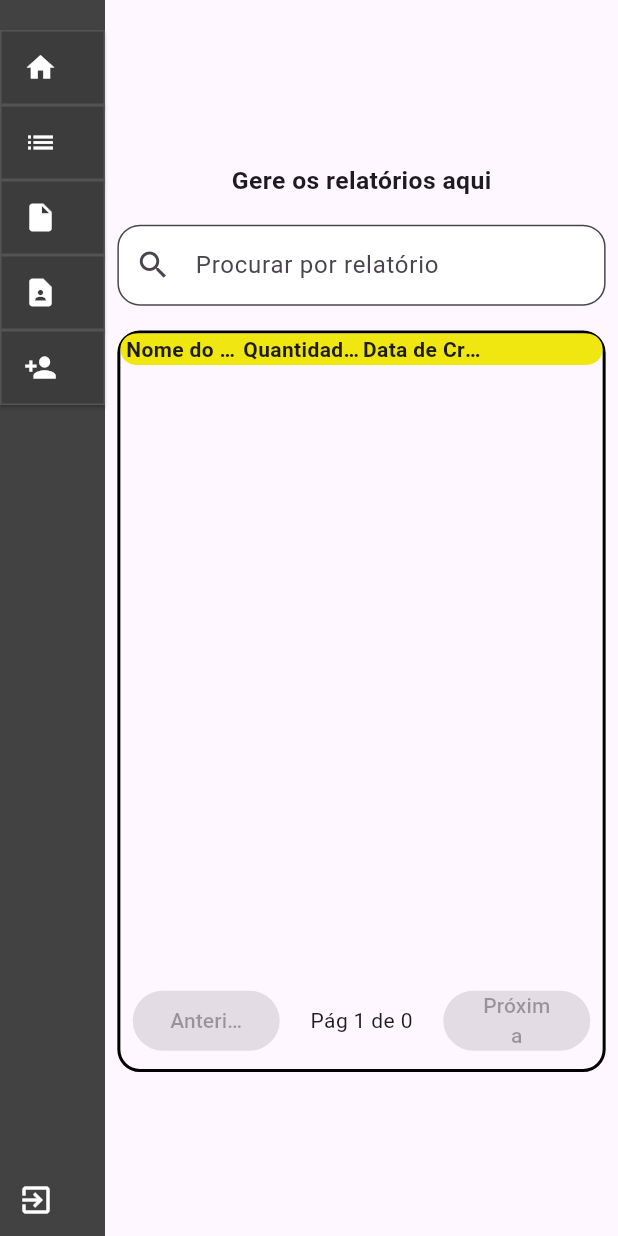
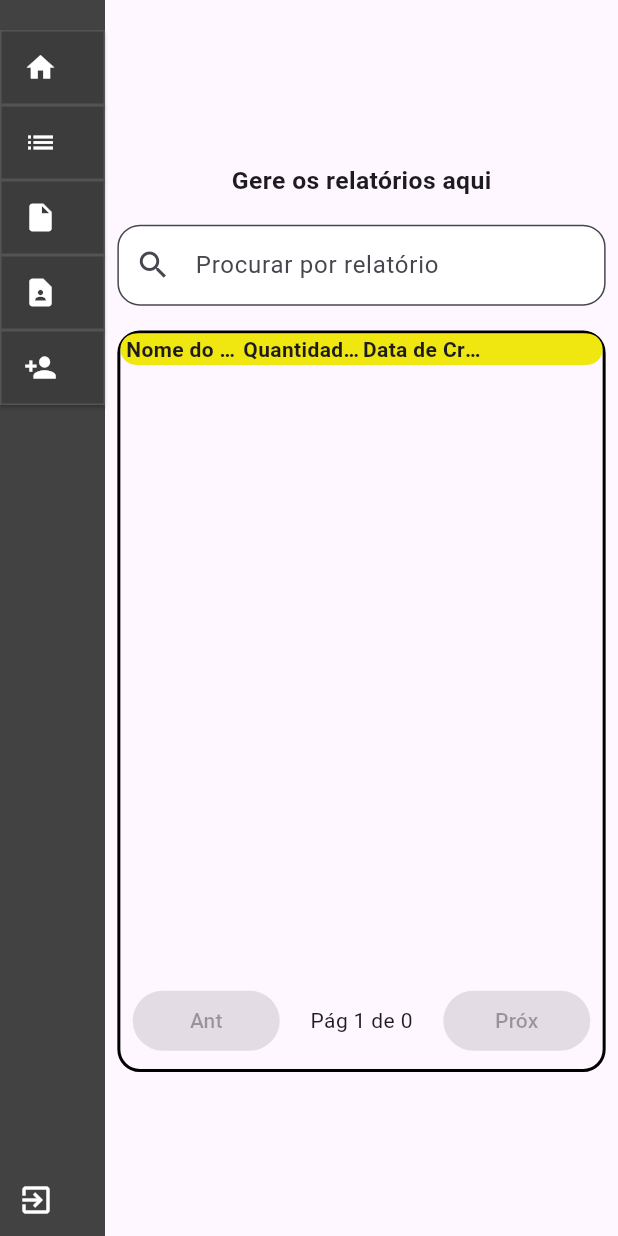
Before and after one commit to pereiraR3/Rota-Oeste-FrontEnd, a Flutter app: the ClientChecklistScreen screen opened directly with empty values, after a tap on the "list" icon, after a tap on the "insert drive file" icon, on a phone screen of 412 x 824 dp. Run offline on Flutter 3.47's test engine with Material 3 defaults, Android fonts, the phone set to English and light mode, and no system bars; our stand-ins replace flutter_svg, shared_preferences; accounts and stored records are empty; network calls fail.

Commit message:
feat: ajustes nos botoes

```diff
--- a/flutter_application_2/lib/telas/tela_inicial.dart
+++ b/flutter_application_2/lib/telas/tela_inicial.dart
@@ -284,7 +284,8 @@ class _ClientChecklistScreenState extends State<ClientChecklistScreen> {
                                             });
                                           }
                                         : null,
-                                    child: Text('Anterior', overflow: TextOverflow.ellipsis,),
+                                    child: Text('Ant', overflow: TextOverflow.ellipsis,
+                                          textAlign: TextAlign.center,),
                                   ),
                                   const SizedBox(width: 10),
                                   Text('Página ${_currentPageChecklists + 1} de $totalPages'),
@@ -300,7 +301,8 @@ class _ClientChecklistScreenState extends State<ClientChecklistScreen> {
                                             });
                                           }
                                         : null,
-                                    child: Text('Próxima', overflow: TextOverflow.ellipsis,),
+                                    child: Text('Próx', overflow: TextOverflow.ellipsis,
+                                          textAlign: TextAlign.center,),
                                   ),
                                 ],
                               ),
@@ -453,7 +455,8 @@ class _ClientChecklistScreenState extends State<ClientChecklistScreen> {
                                             });
                                           }
                                         : null,
-                                    child: Text('Anterior', overflow: TextOverflow.ellipsis,),
+                                    child: Text('Ant',overflow: TextOverflow.ellipsis,
+                                          textAlign: TextAlign.center,),
                                   ),
                                   const SizedBox(width: 10),
                                   Text('Página ${_currentPageClientes + 1} de $totalPages'),
@@ -469,7 +472,8 @@ class _ClientChecklistScreenState extends State<ClientChecklistScreen> {
                                             });
                                           }
                                         : null,
-                                    child: Text('Próxima', overflow: TextOverflow.ellipsis,),
+                                    child: Text('Próx', overflow: TextOverflow.ellipsis,
+                                          textAlign: TextAlign.center,),
                                   ),
                                 ],
                               ),
--- a/flutter_application_2/lib/telas/tela_relatorio.dart
+++ b/flutter_application_2/lib/telas/tela_relatorio.dart
@@ -316,7 +316,7 @@ Future<void> fetchRelatorio(int checklistId) async {
                                   width: 50,
 
                                       child: Text(
-                                          'Anterior',
+                                          'Ant',
                                           overflow: TextOverflow.ellipsis,
                                           textAlign: TextAlign.center,
                                         ),
@@ -342,8 +342,8 @@ Future<void> fetchRelatorio(int checklistId) async {
                                       child: SizedBox(
                                         width: 50,
                                     child: Text(
-                                          'Próxima',
-
+                                          'Próx',
+                                          overflow: TextOverflow.ellipsis,
                                           textAlign: TextAlign.center,
                                         ),
                                 )
```
